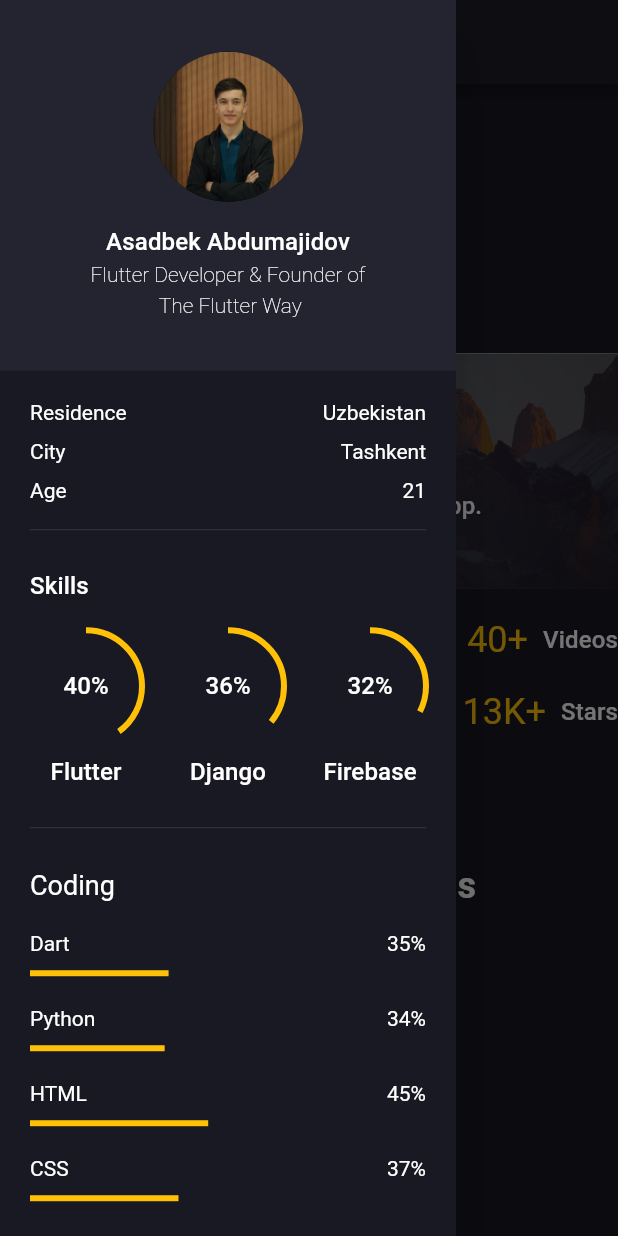
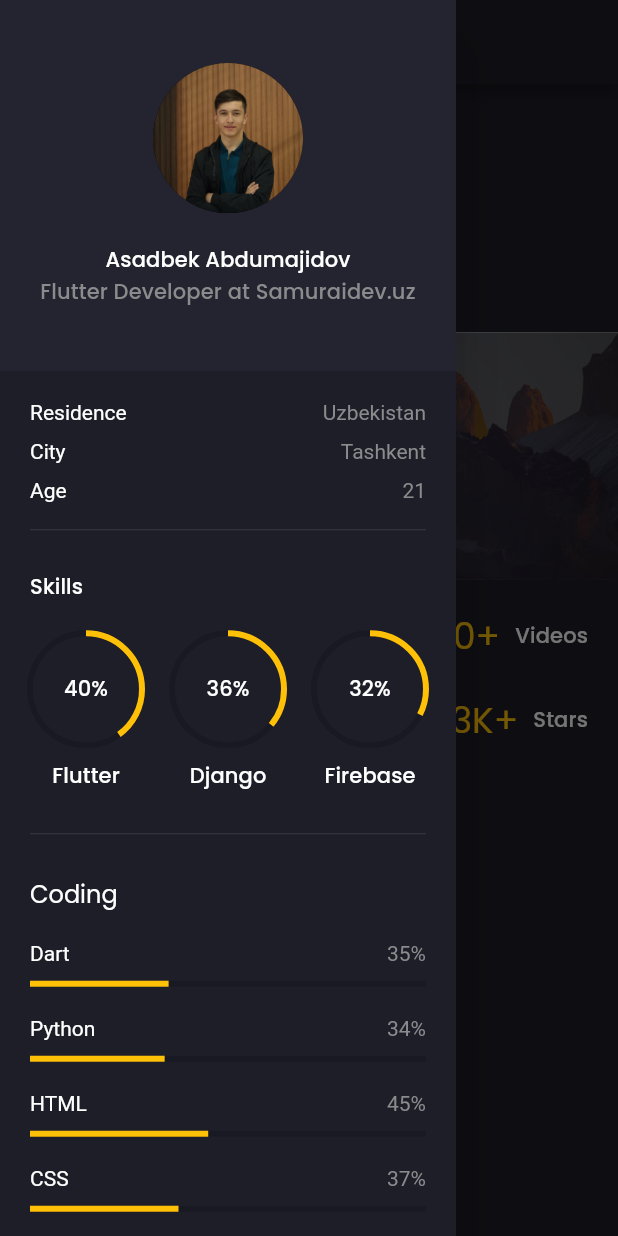
Before and after one commit to AsadbekAbdumajidov/my_potfolio, a Flutter app: the screen it shows after launch, with the side drawer open, on a phone screen of 412 x 824 dp. Run offline on Flutter 3.47's test engine with Material 2 defaults, Android fonts, the phone set to English and light mode, and no system bars; drawn by our look-alikes of animated_text_kit; our stand-ins replace flutter_svg, google_fonts.

Commit message:
some changes added

```diff
--- a/lib/core/themes/app_colors.dart
+++ b/lib/core/themes/app_colors.dart
@@ -9,5 +9,8 @@ class AppColors {
   static const bgColor = Color(0xFF1E1E28);
   static const primaryColor = Color(0xFFFFC107);
   static const bodyTextColor = Color(0xFF8B8B8D);
+  static const blueColor = Color(0xFF24242E);
+
+
 
 }
--- a/lib/core/themes/app_icons.dart
+++ b/lib/core/themes/app_icons.dart
@@ -8,4 +8,5 @@ class AppIcons {
   static const String iconLinkedin = 'assets/icons/ic_linkedin.svg';
   static const String iconDownload = 'assets/icons/ic_download.svg';
   static const String iconGithub = 'assets/icons/ic_github.svg';
+  static const String iconTg = 'assets/icons/ic_tg.svg';
 }
--- a/lib/main.dart
+++ b/lib/main.dart
@@ -1,5 +1,6 @@
 import 'package:flutter/material.dart';
-import 'package:my_portfolio/core/themes/app_theme.dart';
+import 'package:google_fonts/google_fonts.dart';
+import 'package:my_portfolio/core/themes/app_colors.dart';
 import 'package:my_portfolio/presentation/view/home/home_screen.dart';
 
 void main() {
@@ -15,7 +16,17 @@ class MyApp extends StatelessWidget {
       title: 'My portfolio',
       debugShowCheckedModeBanner: false,
 
-      theme: appThemeData,
+    theme:  ThemeData.dark().copyWith(
+        primaryColor: AppColors.primaryColor,
+        scaffoldBackgroundColor: AppColors.bgColor,
+        canvasColor: AppColors.bgColor,
+        textTheme: GoogleFonts.poppinsTextTheme(Theme.of(context).textTheme)
+            .apply(bodyColor: Colors.white)
+            .copyWith(
+              bodyLarge: const TextStyle(color: AppColors.bodyTextColor),
+              bodyMedium: const TextStyle(color: AppColors.bodyTextColor),
+            ),
+      ),
       home: const HomeScreen(),
     );
   }
--- a/lib/presentation/view/main/main_screen.dart
+++ b/lib/presentation/layout.dart
@@ -1,18 +1,21 @@
 import 'package:flutter/material.dart';
+import 'package:flutter_svg/svg.dart';
 import 'package:my_portfolio/core/constants/constants.dart';
 import 'package:my_portfolio/core/extension/for_context.dart';
 import 'package:my_portfolio/core/themes/app_colors.dart';
+import 'package:my_portfolio/core/themes/app_icons.dart';
+import 'package:my_portfolio/core/utils/size_konfig.dart';
 import 'package:my_portfolio/presentation/components/responsiveness.dart';
+import 'package:my_portfolio/presentation/view/side_menu/side_menu.dart';
 
-import 'components/side_menu.dart';
-
-class MainScreen extends StatelessWidget {
-  const MainScreen({Key? key, required this.children}) : super(key: key);
+class LayoutScreen extends StatelessWidget {
+  const LayoutScreen({Key? key, required this.children}) : super(key: key);
 
   final List<Widget> children;
 
   @override
   Widget build(BuildContext context) {
+    SizeConfig().init(context);
     return Scaffold(
       // We hide the appbar on desktop
       appBar: Responsive.isDesktop(context)
@@ -21,11 +24,31 @@ class MainScreen extends StatelessWidget {
               backgroundColor: AppColors.bgColor,
               leading: Builder(
                 builder: (context) => IconButton(
+                  splashRadius: 1,
                   onPressed: () {
                     Scaffold.of(context).openDrawer();
                   },
-                  icon: const Icon(Icons.menu),
+                  icon: SvgPicture.asset(AppIcons.iconMenu,
+                      colorFilter: const ColorFilter.mode(
+                          AppColors.whiteColor, BlendMode.srcIn)),
                 ),
+              ),
+              title: Row(
+                children: [
+                  RichText(
+                      textAlign: TextAlign.center,
+                      text: TextSpan(children: [
+                        TextSpan(
+                            text: "Asadbek.",
+                            style: Theme.of(context).textTheme.titleMedium),
+                        TextSpan(
+                            text: "Pro",
+                            style: Theme.of(context)
+                                .textTheme
+                                .titleMedium!
+                                .copyWith(color: AppColors.primaryColor)),
+                      ])),
+                ],
               ),
             ),
       drawer: const SideMenu(),
@@ -38,9 +61,11 @@ class MainScreen extends StatelessWidget {
               if (Responsive.isDesktop(context))
                 const Expanded(
                   flex: 2,
-                  child: SideMenu(),
+                  child: Padding(
+                    padding: EdgeInsets.only(left: defaultPadding),
+                    child: SideMenu(),
+                  ),
                 ),
-              const SizedBox(width: defaultPadding),
               Expanded(
                 flex: 7,
                 child: SingleChildScrollView(
--- a/lib/presentation/view/home/home_screen.dart
+++ b/lib/presentation/view/home/home_screen.dart
@@ -1,22 +1,29 @@
 import 'package:flutter/material.dart';
-import 'package:my_portfolio/presentation/view/main/main_screen.dart';
-
-import 'components/heighlights.dart';
-import 'components/home_banner.dart';
-import 'components/my_projects.dart';
-import 'components/recommendations.dart';
+import 'package:my_portfolio/core/constants/constants.dart';
+import 'package:my_portfolio/presentation/layout.dart';
+import 'widget/heighlights.dart';
+import 'widget/home_banner.dart';
+import 'widget/my_projects.dart';
+import 'widget/recommendations.dart';
 
 class HomeScreen extends StatelessWidget {
   const HomeScreen({Key? key}) : super(key: key);
 
   @override
   Widget build(BuildContext context) {
-    return const MainScreen(
+    return  const LayoutScreen(
       children: [
         HomeBanner(),
-        HighLightsInfo(),
-        MyProjects(),
-        Recommendations(),
+        Padding(
+          padding: EdgeInsets.symmetric(horizontal: defaultPadding),
+          child: Column(
+            children: [
+              HighLightsInfo(),
+              MyProjects(),
+              Recommendations(),
+            ],
+          ),
+        )
       ],
     );
   }
--- a/lib/presentation/view/home/components/my_projects.dart
+++ b/lib/presentation/view/home/widget/my_projects.dart
@@ -26,7 +26,7 @@ class MyProjects extends StatelessWidget {
             childAspectRatio: 1.7,
           ),
           mobileLarge: ProjectsGridView(crossAxisCount: 2),
-          tablet: ProjectsGridView(childAspectRatio: 1.1),
+          tablet: ProjectsGridView(childAspectRatio: 0.9),
           desktop: ProjectsGridView(),
         )
       ],
--- a/lib/presentation/view/main/components/side_menu.dart
+++ b/lib/presentation/view/side_menu/side_menu.dart
@@ -1,12 +1,15 @@
 import 'package:flutter/material.dart';
 import 'package:flutter_svg/svg.dart';
 import 'package:my_portfolio/core/constants/constants.dart';
+import 'package:my_portfolio/core/themes/app_colors.dart';
+import 'package:my_portfolio/core/themes/app_icons.dart';
+import 'package:my_portfolio/presentation/view/side_menu/widget/social_networks.dart';
 
-import 'area_info_text.dart';
-import 'coding.dart';
-import 'knowledges.dart';
-import 'my_info.dart';
-import 'skills.dart';
+import 'widget/area_info_text.dart';
+import 'widget/coding.dart';
+import 'widget/knowledges.dart';
+import 'widget/my_info.dart';
+import 'widget/skills.dart';
 
 class SideMenu extends StatelessWidget {
   const SideMenu({
@@ -48,39 +51,18 @@ class SideMenu extends StatelessWidget {
                       child: FittedBox(
                         child: Row(
                           children: [
-                            Text(
-                              "DOWNLOAD CV",
-                              style: TextStyle(
-                                color: Theme.of(context)
+                            Text("DOWNLOAD CV",
+                                style: Theme.of(context)
                                     .textTheme
-                                    .bodySmall!
-                                    .color,
-                              ),
-                            ),
+                                    .titleSmall!
+                                    .copyWith(color: AppColors.bodyTextColor)),
                             const SizedBox(width: defaultPadding / 2),
-                            SvgPicture.asset("assets/icons/download.svg")
+                            SvgPicture.asset(AppIcons.iconDownload)
                           ],
                         ),
                       ),
                     ),
-                    Container(
-                      margin: const EdgeInsets.only(top: defaultPadding),
-                      color: const Color(0xFF24242E),
-                      child: Row(
-                        children: [
-                          const Spacer(),
-                          IconButton(
-                            onPressed: () {},
-                            icon: SvgPicture.asset("assets/icons/linkedin.svg"),
-                          ),
-                          IconButton(
-                            onPressed: () {},
-                            icon: SvgPicture.asset("assets/icons/github.svg"),
-                          ),
-                          const Spacer(),
-                        ],
-                      ),
-                    ),
+                    const SocialNetworks()
                   ],
                 ),
               ),
--- a/lib/presentation/view/main/components/coding.dart
+++ b/lib/presentation/view/side_menu/widget/coding.dart
@@ -37,10 +37,7 @@ class Coding extends StatelessWidget {
           percentage: 0.75,
           label: "CSS",
         ),
-        const AnimatedLinearProgressIndicator(
-          percentage: 0.58,
-          label: "JavaScript",
-        ),
+
       ],
     );
   }
--- a/lib/presentation/view/main/components/my_info.dart
+++ b/lib/presentation/view/side_menu/widget/my_info.dart
@@ -1,4 +1,5 @@
 import 'package:flutter/material.dart';
+import 'package:my_portfolio/core/themes/app_colors.dart';
 import 'package:my_portfolio/core/themes/app_images.dart';
 
 class MyInfo extends StatelessWidget {
@@ -20,18 +21,14 @@ class MyInfo extends StatelessWidget {
               backgroundImage: AssetImage(AppImages.personalInfo),
             ),
             const Spacer(),
-            Text(
-              "Asadbek Abdumajidov",
-              style: Theme.of(context).textTheme.titleSmall,
-            ),
-            const Text(
-              "Flutter Developer & Founder of \n The Flutter Way",
+            Text("Asadbek Abdumajidov",
+                style: Theme.of(context).textTheme.titleSmall),
+             Text(
+              "Flutter Developer at Samuraidev.uz",
               textAlign: TextAlign.center,
-              style: TextStyle(
-                fontWeight: FontWeight.w200,
-                height: 1.5,
-              ),
-            ),
+              maxLines: 2,
+              style: Theme.of(context).textTheme.titleSmall!.copyWith(color: AppColors.bodyTextColor)
+                       ),
             const Spacer(flex: 2),
           ],
         ),
--- a/lib/presentation/view/main/components/skills.dart
+++ b/lib/presentation/view/side_menu/widget/skills.dart
@@ -1,7 +1,6 @@
 import 'package:flutter/material.dart';
 import 'package:my_portfolio/core/constants/constants.dart';
-
-import '../../../components/animated_progress_indicator.dart';
+import 'package:my_portfolio/presentation/components/animated_progress_indicator.dart';
 
 class Skills extends StatelessWidget {
   const Skills({
```
Also changed, not shown: lib/presentation/view/home/widget/project_card.dart (renamed from lib/presentation/view/home/components/project_card.dart, +5 -3 lines), lib/presentation/view/home/widget/recommendations.dart (renamed from lib/presentation/view/home/components/recommendations.dart, +4 -6 lines), lib/presentation/view/side_menu/widget/knowledges.dart (renamed from lib/presentation/view/main/components/knowledges.dart, +13 -8 lines), lib/presentation/view/side_menu/widget/social_networks.dart (added, +49 -0 lines), assets/icons/ic_tg.svg (added), lib/presentation/view/home/widget/heigh_light.dart (renamed from lib/presentation/view/home/components/heigh_light.dart), lib/presentation/view/home/widget/heighlights.dart (renamed from lib/presentation/view/home/components/heighlights.dart), lib/presentation/view/home/widget/home_banner.dart (renamed from lib/presentation/view/home/components/home_banner.dart), lib/presentation/view/home/widget/recommendation_card.dart (renamed from lib/presentation/view/home/components/recommendation_card.dart), lib/presentation/view/side_menu/widget/area_info_text.dart (renamed from lib/presentation/view/main/components/area_info_text.dart).
